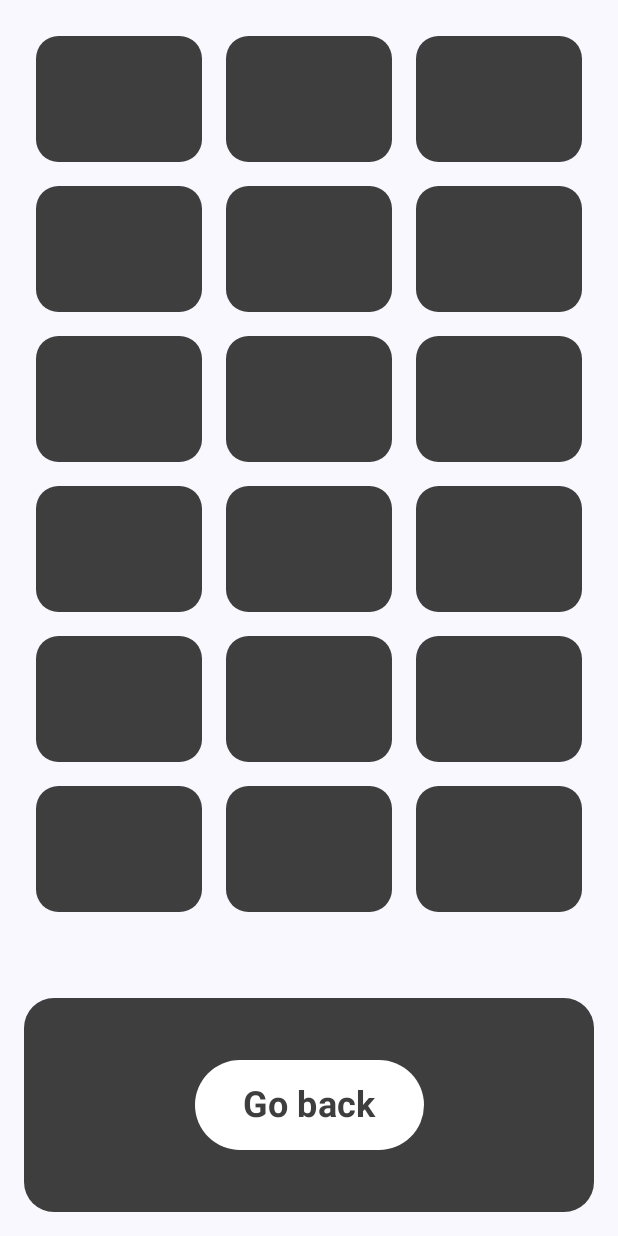
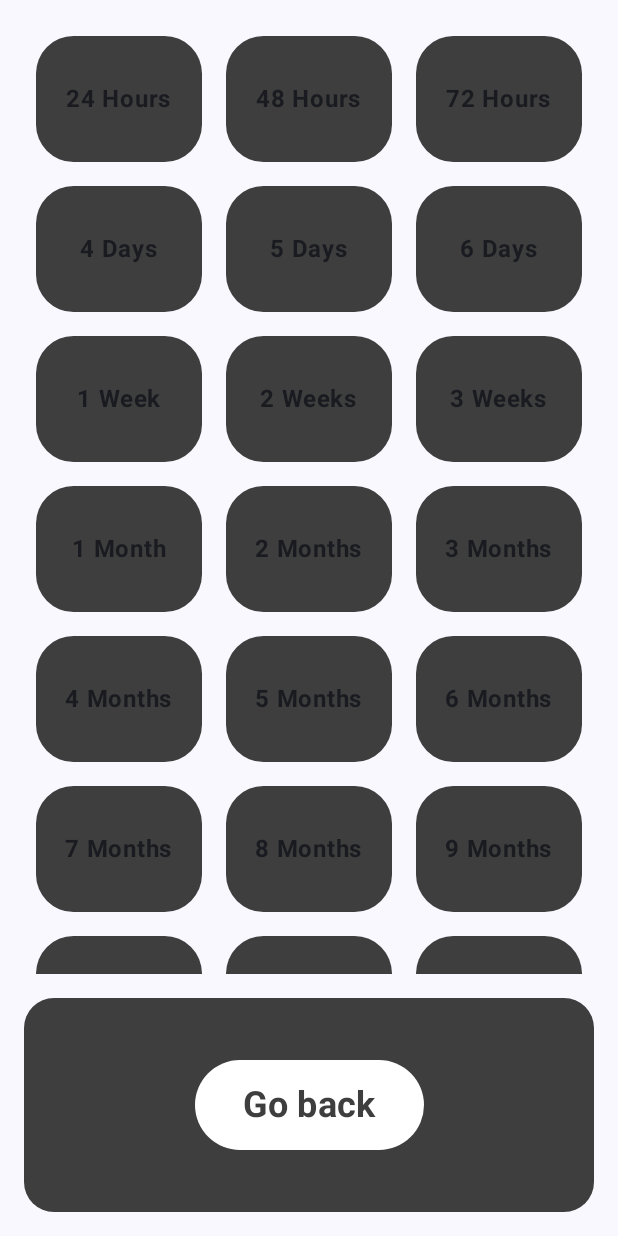
Before and after one commit to Johnricharde/Quitter, an Android app built with Jetpack Compose: the AchievementsPage screen opened through its navigation route, on a phone screen of 412 x 824 dp. Run offline under Robolectric (Android 15) with nearby library versions, the phone set to English and light mode, and no system bars.

Commit message:
implemented achievements/badges
added achievement functionality so that the user can see their longest held streak without smokes

```diff
--- a/app/src/main/java/com/example/quitter/AchievementsPage.kt
+++ b/app/src/main/java/com/example/quitter/AchievementsPage.kt
@@ -1,5 +1,8 @@
 package com.example.quitter
 
+import android.content.Context
+import android.content.SharedPreferences
+import androidx.compose.foundation.layout.Arrangement
 import androidx.compose.foundation.layout.Column
 import androidx.compose.foundation.layout.fillMaxSize
 import androidx.compose.foundation.layout.padding
@@ -8,17 +11,53 @@ import androidx.compose.foundation.lazy.grid.GridCells
 import androidx.compose.foundation.lazy.grid.LazyVerticalGrid
 import androidx.compose.foundation.shape.RoundedCornerShape
 import androidx.compose.material3.Surface
+import androidx.compose.material3.Text
 import androidx.compose.runtime.Composable
+import androidx.compose.runtime.CompositionLocalProvider
+import androidx.compose.runtime.staticCompositionLocalOf
+import androidx.compose.ui.Alignment
 import androidx.compose.ui.Modifier
+import androidx.compose.ui.platform.LocalContext
 import androidx.compose.ui.res.colorResource
+import androidx.compose.ui.text.font.FontWeight
 import androidx.compose.ui.tooling.preview.Preview
 import androidx.compose.ui.unit.dp
+import androidx.compose.ui.unit.sp
 import androidx.navigation.NavHostController
 import androidx.navigation.compose.rememberNavController
 import com.example.quitter.ui.theme.QuitterTheme
+import java.util.concurrent.TimeUnit
+
+val LocalBadgesPreferences = staticCompositionLocalOf<SharedPreferences> { error("No preferences provided") }
 
 @Composable
 fun AchievementsPage(navController: NavHostController, modifier: Modifier = Modifier) {
+    val context = LocalContext.current
+    val sharedPreferences = context.getSharedPreferences("BadgesPrefs", Context.MODE_PRIVATE)
+    val badges = listOf(
+        Badge(1, "24 Hours", TimeUnit.DAYS.toMillis(1)),
+        Badge(2, "48 Hours", TimeUnit.DAYS.toMillis(2)),
+        Badge(3, "72 Hours", TimeUnit.DAYS.toMillis(3)),
+        Badge(5, "4 Days", TimeUnit.DAYS.toMillis(4)),
+        Badge(4, "5 Days", TimeUnit.DAYS.toMillis(5)),
+        Badge(6, "6 Days", TimeUnit.DAYS.toMillis(6)),
+        Badge(7, "1 Week", TimeUnit.DAYS.toMillis(7)),
+        Badge(8, "2 Weeks", TimeUnit.DAYS.toMillis(14)),
+        Badge(9, "3 Weeks", TimeUnit.DAYS.toMillis(21)),
+        Badge(10, "1 Month", TimeUnit.DAYS.toMillis(30)),
+        Badge(11, "2 Months", TimeUnit.DAYS.toMillis(60)),
+        Badge(12, "3 Months", TimeUnit.DAYS.toMillis(90)),
+        Badge(13, "4 Months", TimeUnit.DAYS.toMillis(120)),
+        Badge(14, "5 Months", TimeUnit.DAYS.toMillis(150)),
+        Badge(15, "6 Months", TimeUnit.DAYS.toMillis(180)),
+        Badge(16, "7 Months", TimeUnit.DAYS.toMillis(210)),
+        Badge(17, "8 Months", TimeUnit.DAYS.toMillis(240)),
+        Badge(18, "9 Months", TimeUnit.DAYS.toMillis(270)),
+        Badge(19, "10 Months", TimeUnit.DAYS.toMillis(300)),
+        Badge(20, "11 Months", TimeUnit.DAYS.toMillis(330)),
+        Badge(21, "12 Months", TimeUnit.DAYS.toMillis(360)),
+    )
+    CompositionLocalProvider(LocalBadgesPreferences provides sharedPreferences) {
         Column(
             modifier = modifier
                 .padding(16.dp)
@@ -29,26 +68,39 @@ fun AchievementsPage(navController: NavHostController, modifier: Modifier = Modi
                 columns = GridCells.Adaptive(100.dp),
                 modifier = modifier.weight(4f)
             ) {
-            items(18) {
-                AchievementItem()
+                items(badges.size) { index ->
+                    val badge = badges[index]
+                    AchievementItem(badge)
                 }
             }
             GoBackButton(modifier.weight(1f), navController)
         }
     }
+}
 
 
 @Composable
-fun AchievementItem() {
-    // Placeholder for an achievement item
+fun AchievementItem(badge: Badge) {
+    val sharedPreferences = LocalBadgesPreferences.current
+    val isEarned = sharedPreferences.getBoolean("badge_${badge.id}", false)
+
     Surface(
         modifier = Modifier
             .size(100.dp)
             .padding(8.dp),
-        shape = RoundedCornerShape(15.dp),
-        color = colorResource(id = R.color.gray)
+        shape = RoundedCornerShape(25.dp),
+        color = if (isEarned) colorResource(id = R.color.gold) else colorResource(id = R.color.gray)
     ) {
-        // Content of each achievement item here
+        Column(
+            verticalArrangement = Arrangement.Center,
+            horizontalAlignment = Alignment.CenterHorizontally,
+            modifier = Modifier.padding(8.dp)
+        ) {
+            Text(text = badge.title, fontWeight = FontWeight.Bold)
+            if (isEarned) {
+                Text(text = "Earned")
+            }
+        }
     }
 }
 
--- /dev/null
+++ b/app/src/main/java/com/example/quitter/Badge.kt
@@ -0,0 +1,6 @@
+package com.example.quitter
+
+data class Badge(
+    val id: Int,
+    val title: String,
+    val milestoneMillis: Long)
--- a/app/src/main/java/com/example/quitter/MainPage.kt
+++ b/app/src/main/java/com/example/quitter/MainPage.kt
@@ -105,8 +105,10 @@ fun DisplayNavButtons(modifier: Modifier, navController: NavHostController) {
         ) {
             // Craving button
             CravingButton(url = "https://www.nytimes.com/crosswords", text = stringResource(R.string.craving_btn_txt))
+
             // Achievements button
             TextButton(onClick = { navController.navigate("achievementsPage") }, text = stringResource(R.string.achievements_btn_txt))
+
             // Settings button
             TextButton(onClick = { navController.navigate("settingsPage") }, text = stringResource(R.string.settings_btn_text))
         }
--- a/app/src/main/java/com/example/quitter/TimeCounter.kt
+++ b/app/src/main/java/com/example/quitter/TimeCounter.kt
@@ -39,6 +39,30 @@ fun TimeCounter() {
     val context = LocalContext.current
     val sharedPreferences = context.getSharedPreferences("TimerPrefs", Context.MODE_PRIVATE)
     val editor = sharedPreferences.edit()
+
+    val milestones = listOf(
+        Badge(1, "24 Hours", TimeUnit.DAYS.toMillis(1)),
+        Badge(2, "48 Hours", TimeUnit.DAYS.toMillis(2)),
+        Badge(3, "72 Hours", TimeUnit.DAYS.toMillis(3)),
+        Badge(5, "4 Days", TimeUnit.DAYS.toMillis(4)),
+        Badge(4, "5 Days", TimeUnit.DAYS.toMillis(5)),
+        Badge(6, "6 Days", TimeUnit.DAYS.toMillis(6)),
+        Badge(7, "1 Week", TimeUnit.DAYS.toMillis(7)),
+        Badge(8, "2 Weeks", TimeUnit.DAYS.toMillis(14)),
+        Badge(9, "3 Weeks", TimeUnit.DAYS.toMillis(21)),
+        Badge(10, "1 Month", TimeUnit.DAYS.toMillis(30)),
+        Badge(11, "2 Months", TimeUnit.DAYS.toMillis(60)),
+        Badge(12, "3 Months", TimeUnit.DAYS.toMillis(90)),
+        Badge(13, "4 Months", TimeUnit.DAYS.toMillis(120)),
+        Badge(14, "5 Months", TimeUnit.DAYS.toMillis(150)),
+        Badge(15, "6 Months", TimeUnit.DAYS.toMillis(180)),
+        Badge(16, "7 Months", TimeUnit.DAYS.toMillis(210)),
+        Badge(17, "8 Months", TimeUnit.DAYS.toMillis(240)),
+        Badge(18, "9 Months", TimeUnit.DAYS.toMillis(270)),
+        Badge(19, "10 Months", TimeUnit.DAYS.toMillis(300)),
+        Badge(20, "11 Months", TimeUnit.DAYS.toMillis(330)),
+        Badge(21, "12 Months", TimeUnit.DAYS.toMillis(360)),
+    )
 
     LaunchedEffect(Unit) {
         // Restore previous state from shared preferences
@@ -188,6 +212,20 @@ fun TimeCounter() {
         while (isRunning) {
             delay(1000)
             time = elapsedTime + (System.currentTimeMillis() - startTime)
+            checkMilestones(time, milestones, context)
+        }
+    }
+}
+
+fun checkMilestones(time: Long, milestones: List<Badge>, context: Context) {
+    val sharedPreferences = context.getSharedPreferences("BadgesPrefs", Context.MODE_PRIVATE)
+    val editor = sharedPreferences.edit()
+    milestones.forEach { milestone ->
+        val badgeKey = "badge_${milestone.id}"
+        val isEarned = sharedPreferences.getBoolean(badgeKey, false)
+        if (!isEarned && time >= milestone.milestoneMillis) {
+            editor.putBoolean(badgeKey, true)
+            editor.apply()
         }
     }
 }
--- a/app/src/main/res/values/colors.xml
+++ b/app/src/main/res/values/colors.xml
@@ -8,4 +8,5 @@
     <color name="black">#FF000000</color>
     <color name="white">#FFFFFFFF</color>
     <color name="gray">#3E3E3E</color>
+    <color name="gold">#FFB84D</color>
 </resources>
```
Lines whose indentation alone changed are shown as unchanged.
